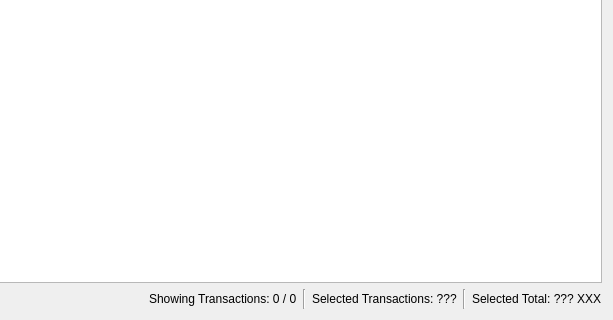
Above: src/views/ui_files/forms/transaction_table_form.ui from JakubFranek/Kapytal before the change; both pictures show x 187 to 800 and y 180 to 500 of the 800 by 500 pixel window. Below: the same form after it.
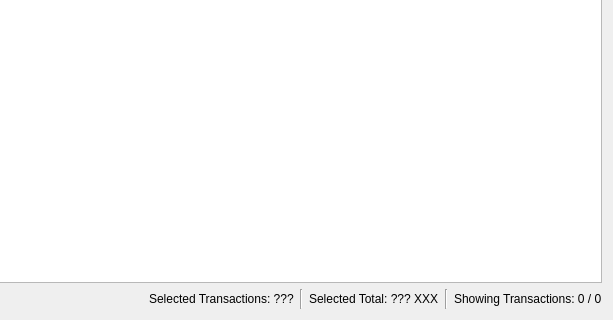
That is the form after the change.

Commit message:
Reorder TransactionTableForm/Widget labels
Move Shown Transactions Label to the last spot in the
TransactionTableForm/Widget horizontal layout (it is static when
selections change, so this leads to less disturbing movement of UI
elements).

```diff
--- a/src/views/ui_files/forms/transaction_table_form.ui
+++ b/src/views/ui_files/forms/transaction_table_form.ui
@@ -60,23 +60,6 @@
        </property>
       </spacer>
      </item>
-     <item>
-      <widget class="QLabel" name="shownTransactionsLabel">
-       <property name="toolTip">
-        <string>&lt;html&gt;&lt;head/&gt;&lt;body&gt;&lt;p&gt;Shows how many Transactions have passed the Transaction Filter and are listed in Transaction Table.&lt;/p&gt;&lt;/body&gt;&lt;/html&gt;</string>
-       </property>
-       <property name="text">
-        <string>Showing Transactions: 0 / 0</string>
-       </property>
-      </widget>
-     </item>
-     <item>
-      <widget class="Line" name="line">
-       <property name="orientation">
-        <enum>Qt::Vertical</enum>
-       </property>
-      </widget>
-     </item>
      <item>
       <widget class="QLabel" name="selectedTransactionsLabel">
        <property name="toolTip">
@@ -101,6 +84,23 @@
        </property>
       </widget>
      </item>
+     <item>
+      <widget class="Line" name="line">
+       <property name="orientation">
+        <enum>Qt::Vertical</enum>
+       </property>
+      </widget>
+     </item>
+     <item>
+      <widget class="QLabel" name="shownTransactionsLabel">
+       <property name="toolTip">
+        <string>&lt;html&gt;&lt;head/&gt;&lt;body&gt;&lt;p&gt;Shows how many Transactions have passed the Transaction Filter and are listed in Transaction Table.&lt;/p&gt;&lt;/body&gt;&lt;/html&gt;</string>
+       </property>
+       <property name="text">
+        <string>Showing Transactions: 0 / 0</string>
+       </property>
+      </widget>
+     </item>
     </layout>
    </item>
   </layout>
```
The commit also changes 3 other files.
